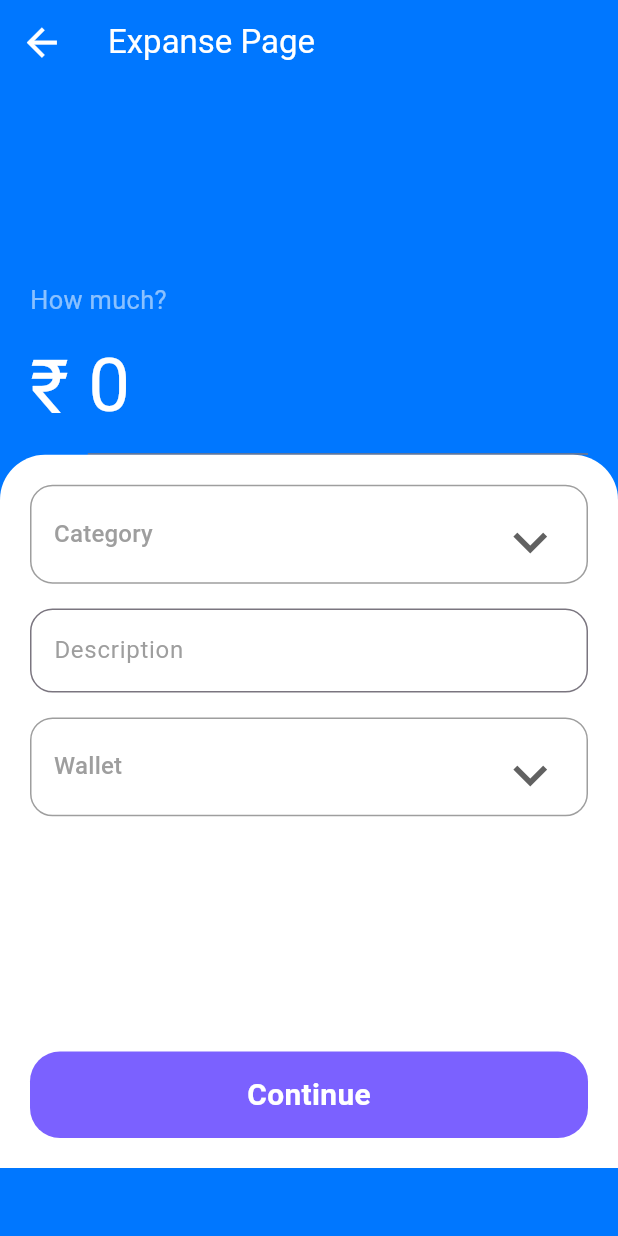
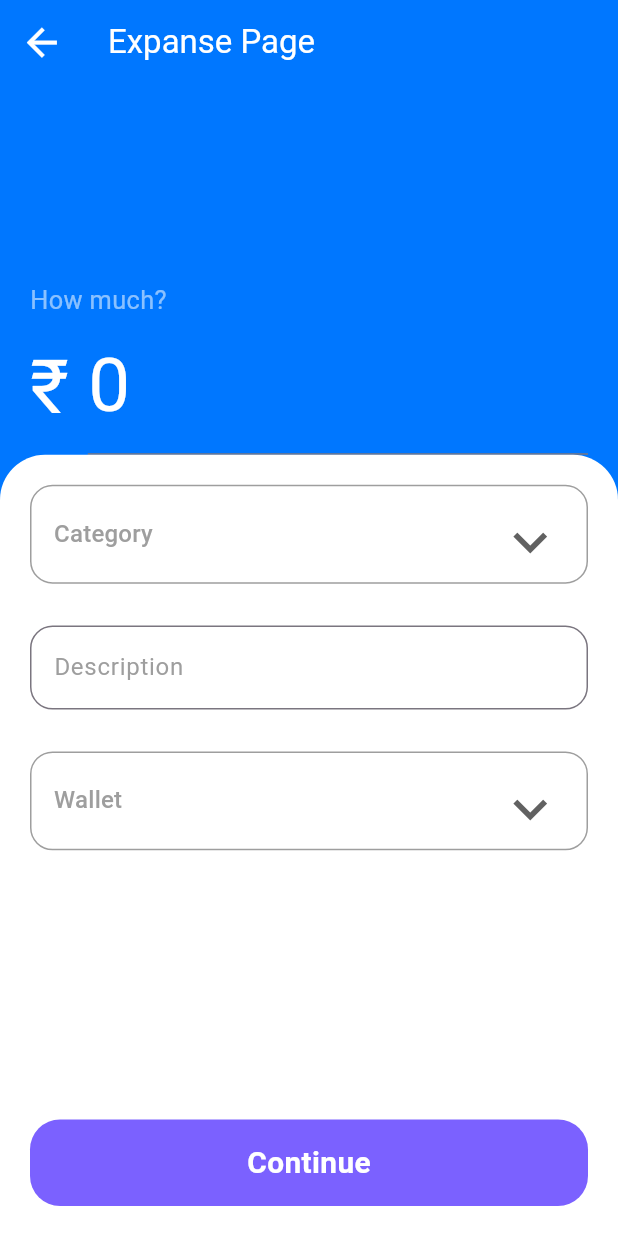
Before and after one commit to arpitvermaofficial/Cipherschool, a Flutter app: the ExpansePage screen opened by its route, on a phone screen of 412 x 824 dp. Run offline on Flutter 3.47's test engine with Material 3 defaults, Android fonts, the phone set to English and light mode, and no system bars; our stand-ins replace animated_notch_bottom_bar, device_preview, firebase_auth, firebase_core, flutter_sizer, flutter_slidable and 5 more; accounts and stored records are empty; project files that could hold a hidden picture were left out.

Commit message:
final changes

```diff
--- a/lib/Routes/routes.dart
+++ b/lib/Routes/routes.dart
@@ -5,8 +5,11 @@ import 'package:cipherschool/View/onBoardingPage.dart';
 import 'package:cipherschool/View/profilePage.dart';
 import 'package:cipherschool/View/signUp.dart';
 import 'package:cipherschool/View/splashScreen.dart';
+import 'package:cipherschool/View/transactionDashboard.dart';
 import 'package:flutter/cupertino.dart';
 import 'package:flutter/material.dart';
+
+import '../View/homePage.dart';
 
 
 class Routes {
@@ -22,7 +25,11 @@ class Routes {
         return MaterialPageRoute(builder: (context) => ProfilePage());
       case RouteName.signUp:
         return MaterialPageRoute(builder: (context) => SignUp());
-      case RouteName.onBoarding:
+      case RouteName.transactionDashBoard:
+        return MaterialPageRoute(builder: (context) => transactionDashBoard());
+        case RouteName.HomePage:
+        return MaterialPageRoute(builder: (context) => HomePage());
+      case RouteName.onBoardingPage:
         return MaterialPageRoute(builder: (context) => onBoardingPage());
       default:
         return MaterialPageRoute(builder: (context) {
--- a/lib/Routes/routes_name.dart
+++ b/lib/Routes/routes_name.dart
@@ -4,7 +4,8 @@ class RouteName {
   static const String incomePage = "IncomePage";
   static const String expansePage= "ExpansePage";
   static const String profilePage = "ProfilePage";
-  static const String homePage = "HomePage";
+  static const String transactionDashBoard = "transactionDashBoard";
   static const String SignInScreen = "SignInScreen";
-  static const String onBoarding = "onBoarding";
+  static const String onBoardingPage = "onBoardingPage";
+  static const String HomePage= "HomePage";
 }
--- a/lib/Utils/category.dart
+++ b/lib/Utils/category.dart
@@ -5,17 +5,17 @@ import '../Model/categoryModel.dart';
 List<Map> categories = [
   {
     "category": "Shopping1",
-    "icon": "assets/images/bill.svg",
+    "icon": "assets/icons/bill.svg",
     "iconcolor": ColorUtils.purplelight
   },
   {
     "category": "Shopping2",
-    "icon": "assets/images/shopping.svg",
+    "icon": "assets/icons/shopping.svg",
     "iconcolor": ColorUtils.golden
   },
   {
     "category": "Shopping3",
-    "icon": "assets/images/car.svg",
+    "icon": "assets/icons/car.svg",
     "iconcolor": ColorUtils.cyan
   }
 ];
--- a/lib/View/expansePage.dart
+++ b/lib/View/expansePage.dart
@@ -2,7 +2,7 @@ import 'package:cipherschool/Utils/colors.dart';
 import 'package:cipherschool/Utils/category.dart';
 import 'package:cipherschool/Model/categoryModel.dart';
 import 'package:cipherschool/View/homePage.dart';
-import 'package:cipherschool/View/homeScreen.dart';
+import 'package:cipherschool/View/transactionDashboard.dart';
 import 'package:flutter/material.dart';
 import 'package:flutter_sizer/flutter_sizer.dart';
 import 'package:flutter_svg/svg.dart';
@@ -31,6 +31,11 @@ class _ExpansePageState extends State<ExpansePage> {
   void initState() {
     super.initState();
   }
+  void dispose() {
+    amountController.dispose();
+    descriptionController.dispose();
+    super.dispose();
+  }
 
   void _save(String Category, String icon, String iconcColor) async {
     print("category is $Category");
@@ -51,6 +56,7 @@ class _ExpansePageState extends State<ExpansePage> {
   Widget build(BuildContext context) {
     return Scaffold(
         backgroundColor: ColorUtils.cyan,
+        resizeToAvoidBottomInset: true,
         appBar: AppBar(
           leading: IconButton(
             icon: Icon(
@@ -70,8 +76,7 @@ class _ExpansePageState extends State<ExpansePage> {
             ),
           ),
         ),
-        body: SingleChildScrollView(
-          child: Column(
+        body: Column(
           children: [
             Container(
               padding: EdgeInsets.symmetric(horizontal: 20),
@@ -114,8 +119,9 @@ class _ExpansePageState extends State<ExpansePage> {
                 ],
               ),
             ),
-              Container(
-                height: 57.7.h,
+            Expanded(
+              child: Container(
+
                 width: double.infinity,
                 padding: EdgeInsets.symmetric(horizontal: 20, vertical: 20),
                 decoration: BoxDecoration(
@@ -256,9 +262,9 @@ class _ExpansePageState extends State<ExpansePage> {
                     ),
                   ],
                 ),
+              ),
             )
           ],
-          ),
         ));
   }
 }
--- a/lib/View/authentication.dart
+++ b/lib/ViewModel/Services/authentication.dart
@@ -4,6 +4,8 @@ import 'package:firebase_core/firebase_core.dart';
 import 'package:google_sign_in/google_sign_in.dart';
 import 'package:flutter/material.dart';
 import 'package:flutter/foundation.dart' show kIsWeb;
+
+import '../../Utils/sharedPrefrences.dart';
 
 class Authentication {
   static Future<FirebaseApp> initializeFirebase({
@@ -67,6 +69,7 @@ class Authentication {
               await auth.signInWithCredential(credential);
 
           user = userCredential.user;
+          UserCredentialPreferences.setUserUID(user!.uid??"");
         } on FirebaseAuthException catch (e) {
           if (e.code == 'account-exists-with-different-credential') {
             ScaffoldMessenger.of(context).showSnackBar(
--- a/lib/Widgets/accountCard.dart
+++ b/lib/Widgets/accountCard.dart
@@ -47,7 +47,7 @@ class _accountCardState extends State<accountCard> {
                     color: Colors.white,
                     borderRadius: BorderRadius.circular(20)),
                 child: SvgPicture.asset(
-                  'assets/images/${widget.CardIcon}.svg',
+                  'assets/icons/${widget.CardIcon}.svg',
                 ),
               ),
               Column(
--- a/lib/main.dart
+++ b/lib/main.dart
@@ -1,8 +1,10 @@
 import 'dart:io';
 
+import 'package:cipherschool/Utils/sharedPrefrences.dart';
 import 'package:cipherschool/View/splashScreen.dart';
 import 'package:cipherschool/database/ViewModel/dbViewModel.dart';
 import 'package:device_preview/device_preview.dart';
+import 'package:firebase_auth/firebase_auth.dart';
 import 'package:flutter/foundation.dart';
 import 'package:flutter/material.dart';
 import 'package:flutter/services.dart';
@@ -21,8 +23,7 @@ Future<void> main() async {
   await Firebase.initializeApp(
     options: DefaultFirebaseOptions.currentPlatform,
   );
-
-  // Get the directory path for both Android and iOS to store database.
+  await UserCredentialPreferences.init();
 
   SystemChrome.setSystemUIOverlayStyle(SystemUiOverlayStyle(
     statusBarColor: Colors.transparent, // transparent status bar
--- a/pubspec.yaml
+++ b/pubspec.yaml
@@ -47,7 +47,8 @@ dependencies:
   flutter_svg: ^2.0.9
   sqflite: ^2.3.0
   path_provider: ^2.1.2
-  provider: ^6.0.5
+  provider: ^6.1.1
+  shared_preferences: ^2.2.2
 
 dev_dependencies:
   flutter_test:
@@ -74,6 +75,7 @@ flutter:
   # To add assets to your application, add an assets section, like this:
   assets:
     - assets/images/
+    - assets/icons/
   #   - images/a_dot_ham.jpeg
 
   # An image asset can refer to one or more resolution-specific "variants", see
```
Also changed, not shown: lib/Utils/sharedPrefrences.dart (added, +13 -0 lines), lib/View/homePage.dart (+12 -12 lines), lib/View/incomePage.dart (+11 -6 lines), lib/View/signUp.dart (+7 -1 lines), lib/View/splashScreen.dart (+17 -2 lines), lib/View/transactionDashboard.dart (renamed from lib/View/homeScreen.dart, +4 -4 lines), lib/Widgets/googleSignButton.dart (+16 -14 lines), lib/Widgets/textField.dart (+4 -4 lines), lib/Widgets/transactionListTile.dart (+4 -3 lines), pubspec.lock. Lines whose indentation alone changed are shown as unchanged.
